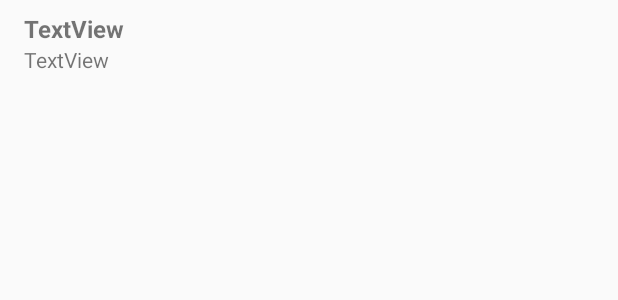
After one commit to RogerPhilippe/CadClient, an Android app: the layout line_client_recycleview.xml on its own in the app's theme, with its tools: preview values and no code run, on a phone screen of 412 x 824 dp. The commit adds this screen. Shown: the top 300 px of the screen. Run offline under Robolectric (Android 15) with nearby library versions, the phone set to English and light mode, and no system bars.

Commit message:
Recycleview Client Adapter, load Recycleview.

```diff
--- a/app/src/main/res/layout/content_main.xml
+++ b/app/src/main/res/layout/content_main.xml
@@ -13,10 +13,6 @@
         android:id="@+id/idLstDados"
         android:layout_width="0dp"
         android:layout_height="0dp"
-        android:layout_marginStart="8dp"
-        android:layout_marginTop="8dp"
-        android:layout_marginEnd="8dp"
-        android:layout_marginBottom="8dp"
         app:layout_constraintBottom_toBottomOf="parent"
         app:layout_constraintEnd_toEndOf="parent"
         app:layout_constraintStart_toStartOf="parent"
--- /dev/null
+++ b/app/src/main/res/layout/line_client_recycleview.xml
@@ -0,0 +1,30 @@
+<?xml version="1.0" encoding="utf-8"?>
+<android.support.constraint.ConstraintLayout xmlns:android="http://schemas.android.com/apk/res/android"
+    xmlns:app="http://schemas.android.com/apk/res-auto"
+    xmlns:tools="http://schemas.android.com/tools"
+    android:layout_width="match_parent"
+    android:layout_height="wrap_content">
+
+    <TextView
+        android:id="@+id/idtxtTitleLineRecycleview"
+        android:layout_width="0dp"
+        android:layout_height="wrap_content"
+        android:layout_marginStart="16dp"
+        android:layout_marginTop="8dp"
+        android:layout_marginEnd="16dp"
+        android:text="TextView"
+        android:textSize="@dimen/title_list_recycleview"
+        android:textStyle="bold"
+        app:layout_constraintEnd_toEndOf="parent"
+        app:layout_constraintStart_toStartOf="parent"
+        app:layout_constraintTop_toTopOf="parent" />
+
+    <TextView
+        android:id="@+id/idtxtSubtitleLineRecycleview"
+        android:layout_width="0dp"
+        android:layout_height="wrap_content"
+        android:text="TextView"
+        app:layout_constraintEnd_toEndOf="@+id/idtxtTitleLineRecycleview"
+        app:layout_constraintStart_toStartOf="@+id/idtxtTitleLineRecycleview"
+        app:layout_constraintTop_toBottomOf="@+id/idtxtTitleLineRecycleview" />
+</android.support.constraint.ConstraintLayout>
--- a/app/src/main/res/values/dimens.xml
+++ b/app/src/main/res/values/dimens.xml
@@ -1,3 +1,4 @@
 <resources>
     <dimen name="fab_margin">16dp</dimen>
+    <dimen name="title_list_recycleview">16sp</dimen>
 </resources>
```
Also changed, not shown: app/src/main/java/br/com/philippesis/cadclient/ClientAdapter.java (added, +64 -0 lines), app/src/main/java/br/com/philippesis/cadclient/MainActivity.java (+52 -2 lines).
